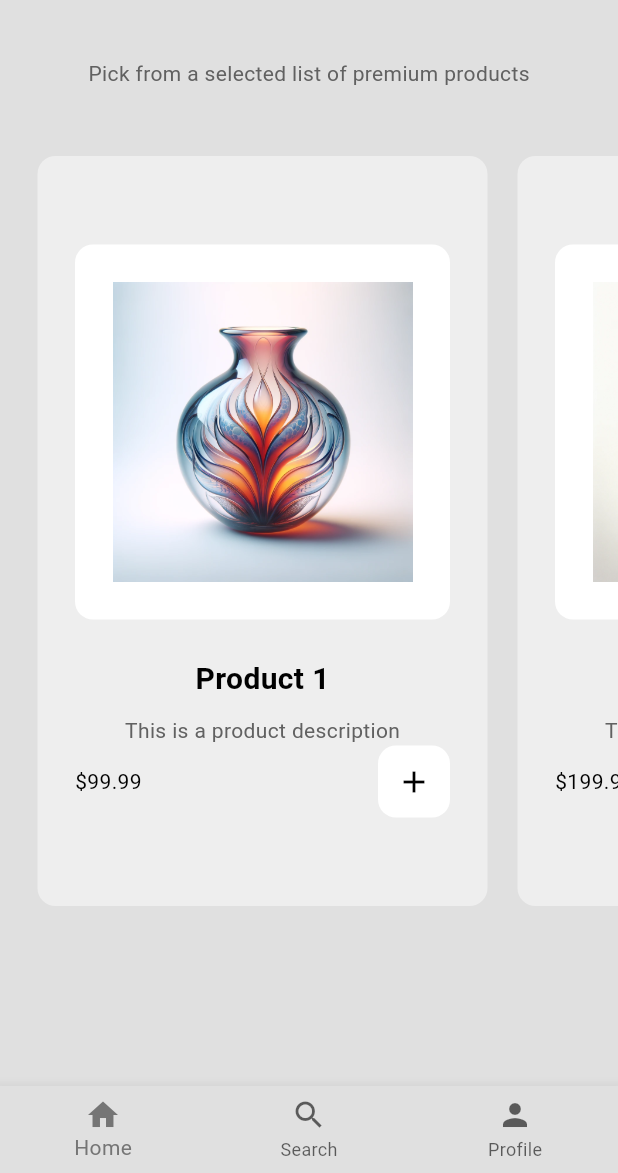
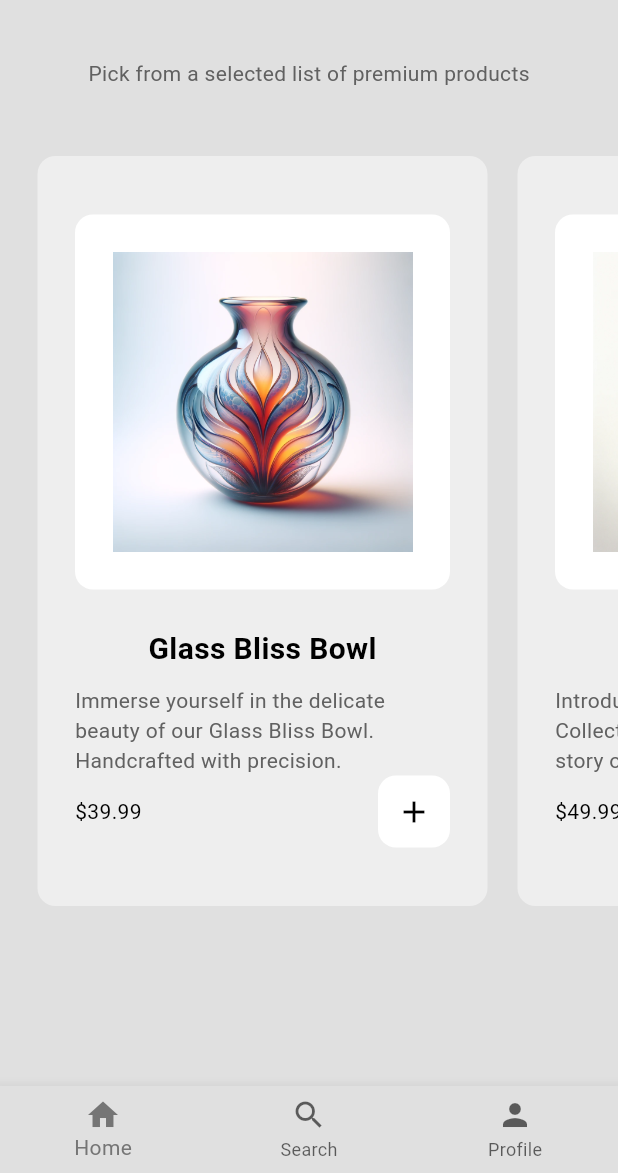
Before and after one commit to AlthafRifath/craftsHubMobileApp, a Flutter app: the IntroPage screen opened by its route, after a tap on the "arrow forward" icon, on a phone screen of 412 x 824 dp, the part 63-1236 px from its top. Run offline on Flutter 3.47's test engine with Material 3 defaults, Android fonts, the phone set to English and light mode, and no system bars.

Commit message:
Major Changes

```diff
--- a/lib/models/shop.dart
+++ b/lib/models/shop.dart
@@ -5,29 +5,29 @@ class Shop extends ChangeNotifier {
   // products for sale
   final List<Product> _shop = [
     Product(
-      name: 'Product 1',
-      price: 99.99,
-      description: 'This is a product description',
+      name: 'Glass Bliss Bowl',
+      price: 39.99,
+      description: 'Immerse yourself in the delicate beauty of our Glass Bliss Bowl. Handcrafted with precision.',
       imagePath: 'assets/GG1.png'
     ),
     Product(
-      name: 'Product 2',
-      price: 199.99,
-      description: 'This is a product description',
+      name: 'Ethereal Necklace',
+      price: 49.99,
+      description: 'Introducing our Ethereal Necklace Collection, where each piece tells a story of craftsmanship and elegance.',
       imagePath: 'assets/JW1.png'
 
     ),
     Product(
-      name: 'Product 3',
-      price: 299.99,
-      description: 'This is a product description',
+      name: 'Mystic Vase Ensemble',
+      price: 59.99,
+      description: 'Transform your space with our Mystic Vase Ensemble. Each vase is a masterpiece, showcasing a blend of mystique and sophistication.',
       imagePath: 'assets/PT2.png'
 
     ),
     Product(
-      name: 'Product 4',
-      price: 399.99,
-      description: 'This is a product description',
+      name: 'Artisans Touch Wooden Cutting Board',
+      price: 29.99,
+      description: 'Experience the Artisans Touch with our Wooden Cutting Board.',
       imagePath: 'assets/WD1.png'
 
     ),
--- a/lib/pages/intro_page.dart
+++ b/lib/pages/intro_page.dart
@@ -14,10 +14,9 @@ class IntroPage extends StatelessWidget {
           crossAxisAlignment: CrossAxisAlignment.center,
           children: [
             // logo
-            Icon(
-              Icons.shopping_bag,
-              size: 72,
-              color: Theme.of(context).colorScheme.inversePrimary,
+            Image.asset(
+              'assets/LogoWithoutName.png',
+              height: 110,
             ),
 
             const SizedBox(height: 25),
@@ -44,8 +43,9 @@ class IntroPage extends StatelessWidget {
             const SizedBox(height: 25),
 
             // button
-            MyButton(onTap: () => Navigator.pushNamed(context, '/shop_page'),
-            child: const Icon(Icons.arrow_forward),
+            MyButton(
+              onTap: () => Navigator.pushNamed(context, '/shop_page'),
+              child: const Icon(Icons.arrow_forward),
             ),
           ],
         ),
--- a/lib/pages/login_page.dart
+++ b/lib/pages/login_page.dart
@@ -25,9 +25,9 @@ class LoginPage extends StatelessWidget {
               const SizedBox(height: 50),
 
               // logo
-               const Icon(
-                Icons.lock,
-                size: 100,
+              Image.asset(
+                'assets/LogoWithoutName.png',
+                height: 100,
               ),
 
               const SizedBox(height: 50),
```
Also changed, not shown: lib/components/my_drawer.dart (+6 -9 lines), lib/pages/register_page.dart (+9 -6 lines), assets/LogoWithName.png (renamed from assets/Logo.png), assets/LogoWithoutName.png (added), 5 other files.
